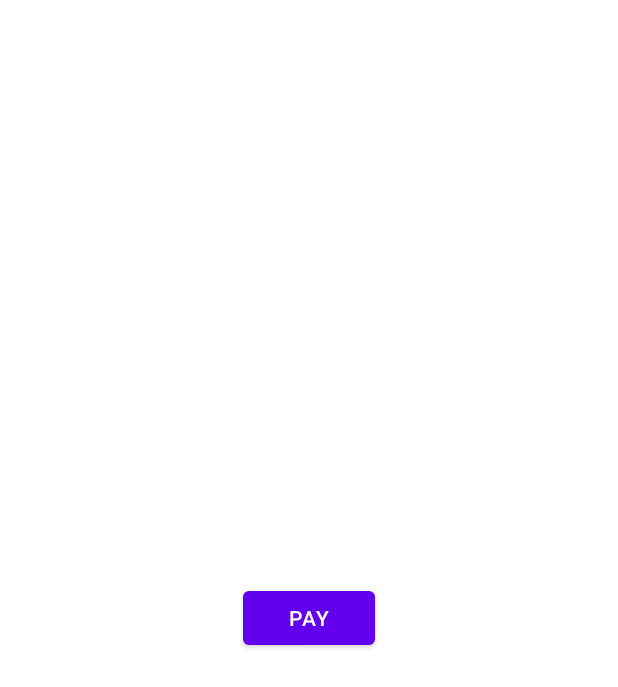
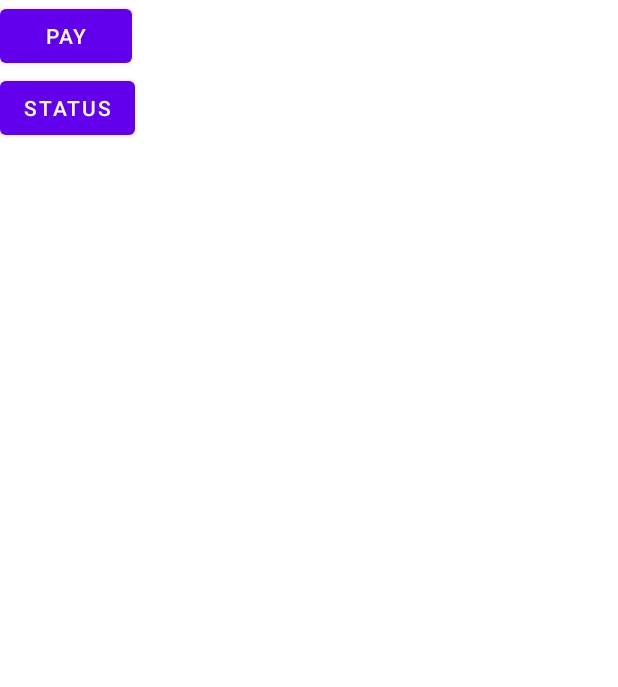
Before and after one commit to Muneiahtellakula/manaproject, an Android app: the layout activity_main.xml on its own in the app's theme, with its tools: preview values and no code run, on a phone screen of 412 x 824 dp. Shown: the top 687 px of the screen. Run offline under Robolectric (Android 15) with nearby library versions, the phone set to English and light mode, and no system bars.

Commit message:
sample data removed & xml file modified

```diff
--- a/PaymentGateWay/app/src/main/res/layout/activity_main.xml
+++ b/PaymentGateWay/app/src/main/res/layout/activity_main.xml
@@ -1,9 +1,10 @@
 <?xml version="1.0" encoding="utf-8"?>
-<androidx.constraintlayout.widget.ConstraintLayout xmlns:android="http://schemas.android.com/apk/res/android"
+<LinearLayout xmlns:android="http://schemas.android.com/apk/res/android"
     xmlns:app="http://schemas.android.com/apk/res-auto"
     xmlns:tools="http://schemas.android.com/tools"
     android:layout_width="match_parent"
     android:layout_height="match_parent"
+	android:orientation="vertical"
     tools:context=".MainActivity">
 
     <Button
@@ -16,4 +17,10 @@
         app:layout_constraintRight_toRightOf="parent"
         app:layout_constraintTop_toTopOf="parent" />
 
-</androidx.constraintlayout.widget.ConstraintLayout>
+	<Button
+        android:layout_width="wrap_content"
+        android:layout_height="wrap_content"
+        android:text="Status"
+        />
+
+</LinearLayout>
```
Also changed, not shown: 1 other file.
